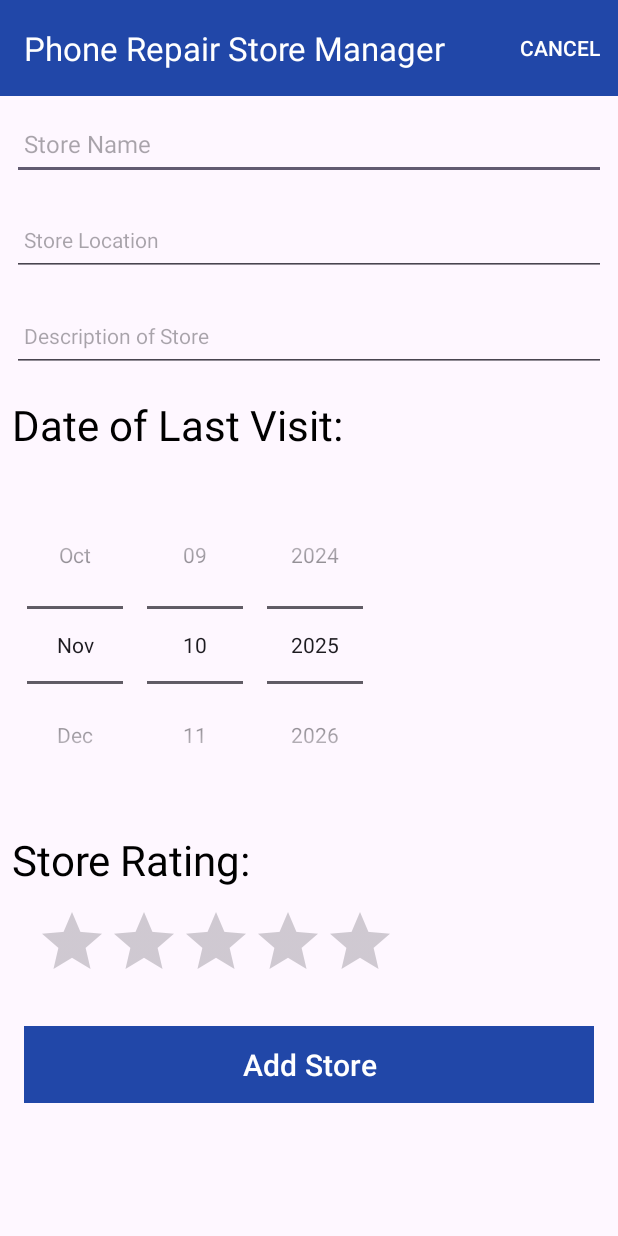
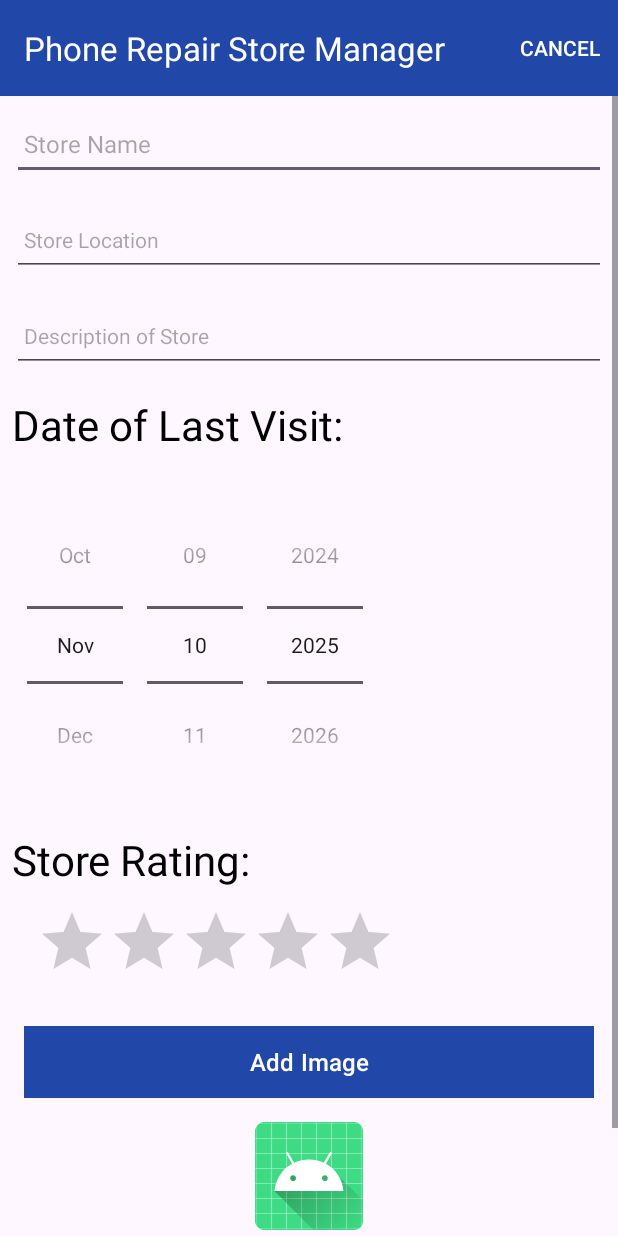
Before and after one commit to stephenmcgrath20103121/mobile-app-dev-1-ca1, an Android app: the StoreActivity screen opened directly, with no data from a screen before it, on a phone screen of 412 x 824 dp. Run offline under Robolectric (Android 15) with nearby library versions, the phone set to English and light mode, and no system bars; our stand-ins replace Picasso, Timber; 1 statement that could not run was skipped.

Commit message:
Lab-A04 content adapted to project, JSON persistence temporarily disabled

```diff
--- a/app/build.gradle.kts
+++ b/app/build.gradle.kts
@@ -51,6 +51,7 @@ dependencies {
 
     implementation(libs.timber)
     implementation(libs.kotlinx.serialization.json)
+    implementation(libs.picasso)
 
     testImplementation(libs.junit)
     androidTestImplementation(libs.androidx.junit)
--- a/app/src/main/java/ie/setu/assignment1/main/MainApp.kt
+++ b/app/src/main/java/ie/setu/assignment1/main/MainApp.kt
@@ -14,7 +14,7 @@ class MainApp : Application() {
         super.onCreate()
         AppCompatDelegate.setDefaultNightMode(AppCompatDelegate.MODE_NIGHT_NO)
         stores = StoreMemCollection(this)
-        stores.load()
+        //stores.load()
         Timber.plant(Timber.DebugTree())
         i("Store started")
     }
--- a/app/src/main/java/ie/setu/assignment1/models/StoreModel.kt
+++ b/app/src/main/java/ie/setu/assignment1/models/StoreModel.kt
@@ -1,11 +1,12 @@
 package ie.setu.assignment1.models
 
+import android.net.Uri
 import android.os.Parcelable
 import kotlinx.parcelize.Parcelize
 import kotlinx.serialization.Serializable
 
 @Parcelize
-@Serializable
+//@Serializable
 data class StoreModel(var id: Long = 0,
                       var name: String = "",
                       var location: String = "",
@@ -13,4 +14,5 @@ data class StoreModel(var id: Long = 0,
                       var lastVisitDay: Int = 1,
                       var lastVisitMonth: Int = 0,
                       var lastVisitYear: Int = 2025,
-                      var description: String = ""): Parcelable
+                      var description: String = "",
+                      var image: Uri = Uri.EMPTY): Parcelable
--- a/app/src/main/res/layout/activity_store.xml
+++ b/app/src/main/res/layout/activity_store.xml
@@ -121,6 +121,27 @@
                     android:stepSize="0.1" />
 
                 <Button
+                    android:id="@+id/chooseImage"
+                    android:layout_width="match_parent"
+                    android:layout_height="wrap_content"
+                    android:layout_margin="16dp"
+                    android:background="@color/colorAccent"
+                    android:importantForAccessibility="no"
+                    android:padding="8dp"
+                    android:text="@string/button_addImage"
+                    android:textColor="@color/colorPrimary"
+                    android:textSize="16sp"
+                    tools:ignore="VisualLintButtonSize" />
+
+                <ImageView
+                    android:id="@+id/store_image"
+                    android:layout_width="match_parent"
+                    android:layout_height="wrap_content"
+                    android:importantForAccessibility="no"
+                    app:srcCompat="@mipmap/ic_launcher"
+                    tools:ignore="ImageContrastCheck" />
+
+                <Button
                     android:id="@+id/btnAdd"
                     android:layout_width="match_parent"
                     android:layout_height="wrap_content"
--- a/app/src/main/res/values/strings.xml
+++ b/app/src/main/res/values/strings.xml
@@ -13,4 +13,7 @@
     <string name="save_store"> Save Store </string>
     <string name="enter_store_name"> Please enter the Store\'s Name </string>
     <string name="enter_store_location"> Please enter the Store\'s Location </string>
+    <string name="button_addImage"> Add Image </string>
+    <string name="select_store_image">Select Store Image</string>
+    <string name="change_store_image">Change Store Image</string>
 </resources>
--- a/gradle/libs.versions.toml
+++ b/gradle/libs.versions.toml
@@ -12,6 +12,7 @@ constraintlayout = "2.2.1"
 timber = "1.5.1"
 kotlinPlugin = "2.2.21"
 kotlinx-serialization =  "1.9.0"
+picasso = "2.71828"
 
 [libraries]
 androidx-core-ktx = { group = "androidx.core", name = "core-ktx", version.ref = "coreKtx" }
@@ -24,6 +25,7 @@ androidx-activity = { group = "androidx.activity", name = "activity", version.re
 androidx-constraintlayout = { group = "androidx.constraintlayout", name = "constraintlayout", version.ref = "constraintlayout" }
 timber = { module = "com.github.ajalt:timberkt", version.ref = "timber" }
 kotlinx-serialization-json = { module = "org.jetbrains.kotlinx:kotlinx-serialization-json", version.ref = "kotlinx-serialization" }
+picasso = { module = "com.squareup.picasso:picasso", version.ref = "picasso" }
 
 [plugins]
 android-application = { id = "com.android.application", version.ref = "agp" }
```
Also changed, not shown: app/src/main/java/ie/setu/assignment1/activities/StoreActivity.kt (+43 -1 lines), app/src/main/java/ie/setu/assignment1/helpers/ImageHelpers.kt (added, +12 -0 lines), app/src/main/java/ie/setu/assignment1/models/StoreMemCollection.kt (+6 -3 lines), app/src/main/res/layout/card_store.xml (+47 -7 lines).
